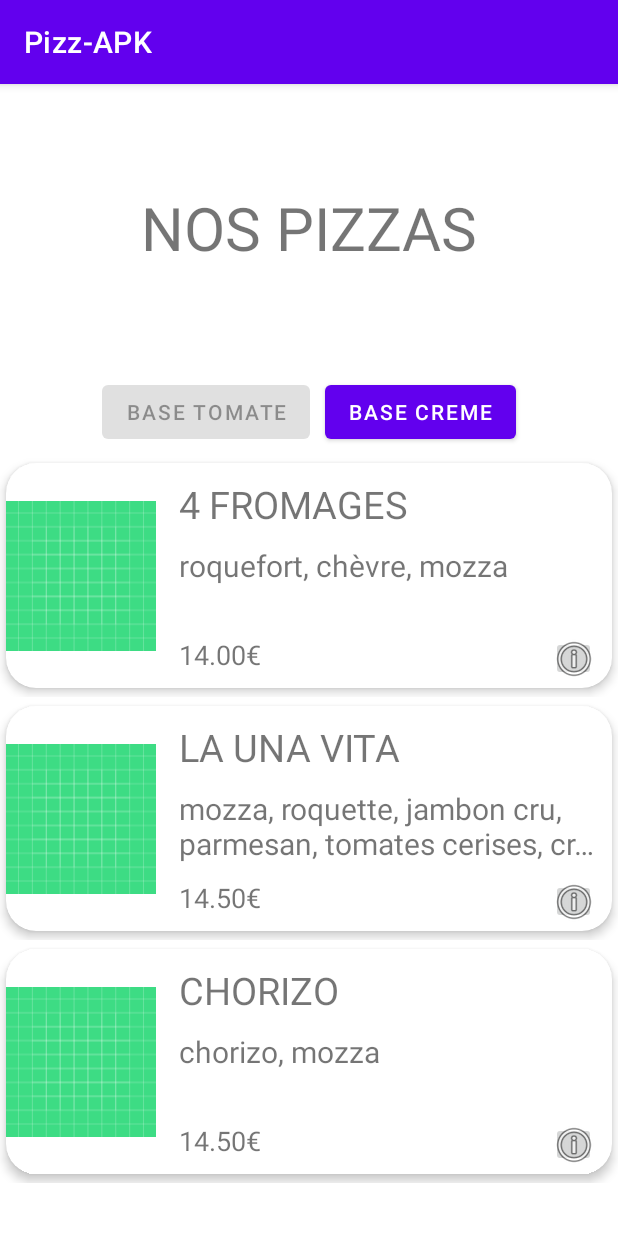
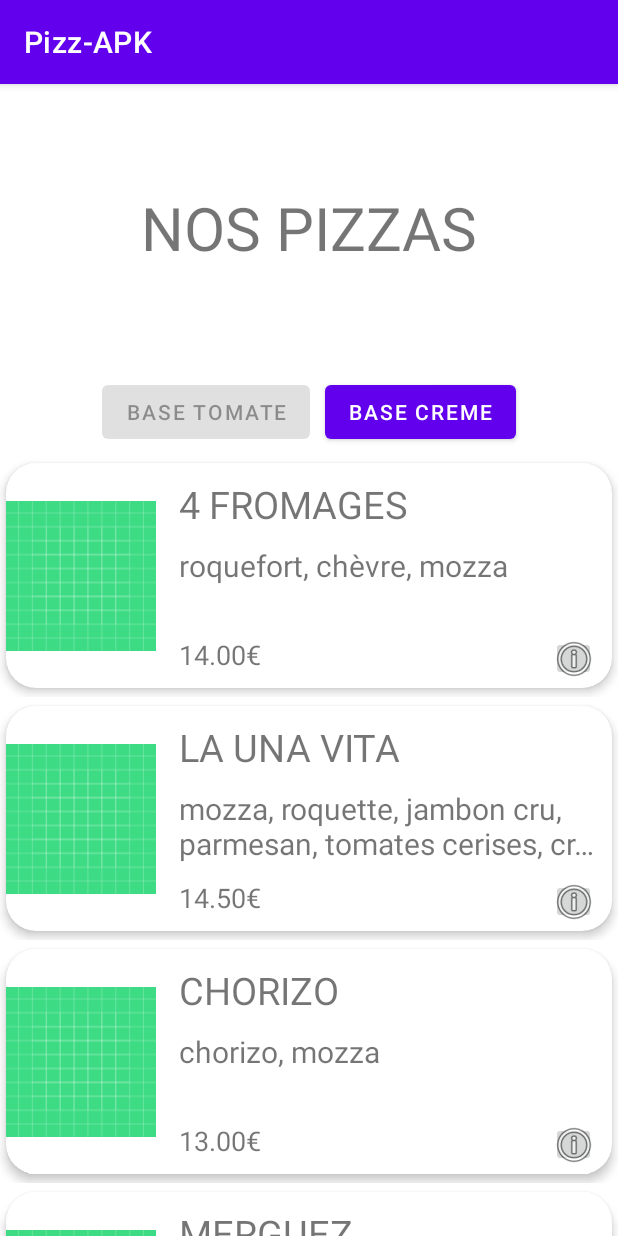
Before and after one commit to NIS5IL-Pizzapk/Pizz-APK, an Android app: the screen it shows after launch (ListePizzasActivity), after a tap on "PIZZAS (EN ATTENDANT DE FAIRE LA NAVIGAT", on a phone screen of 412 x 824 dp. Run offline under Robolectric (Android 15) with nearby library versions, the phone set to English and light mode, and no system bars.

Commit message:
FixPizzaList
La liste de pizzas fonctionne correctement en scrollant (promis ça marche pour de vrai cette fois, ça m'aura pris seulement 7h environ)

```diff
--- a/app/src/main/java/com/example/pizz_apk/adapters/ListePizzasAdapter.java
+++ b/app/src/main/java/com/example/pizz_apk/adapters/ListePizzasAdapter.java
@@ -15,6 +15,7 @@ import com.example.pizz_apk.models.PlatPropose;
 
 import java.util.ArrayList;
 import java.util.List;
+import java.util.Locale;
 
 public class ListePizzasAdapter extends RecyclerView.Adapter<ListePizzasAdapter.ListePizzasViewHolder>{
 
@@ -42,9 +43,9 @@ public class ListePizzasAdapter extends RecyclerView.Adapter<ListePizzasAdapter.
 
     @Override
     public void onBindViewHolder(@NonNull ListePizzasViewHolder holder, int position) {
-        binding.tvNomPizza.setText(pizzasList.get(position).getNom());
-        binding.tvDescriptionPizza.setText(pizzasList.get(position).getDescription());
-        binding.tvPrixPizza.setText(String.format("%.2f",pizzasList.get(position).getPrix())+"€");
+        holder.binding.tvNomPizza.setText(pizzasList.get(position).getNom());
+        holder.binding.tvDescriptionPizza.setText(pizzasList.get(position).getDescription());
+        holder.binding.tvPrixPizza.setText(String.format(Locale.getDefault(),"%.2f",pizzasList.get(position).getPrix())+"€");
     }
 
     @Override
@@ -68,6 +69,7 @@ public class ListePizzasAdapter extends RecyclerView.Adapter<ListePizzasAdapter.
 
         public ListePizzasViewHolder(@NonNull View itemView) {
             super(itemView);
+            binding = RvItemPizzaBinding.bind(itemView);
         }
     }
 
--- a/app/src/main/java/com/example/pizz_apk/models/TestData.java
+++ b/app/src/main/java/com/example/pizz_apk/models/TestData.java
@@ -10,6 +10,10 @@ public class TestData {
             new PlatPropose("Pizza","Flamme","lardons, oignons, mozza",14,new ArrayList<>(Arrays.asList(new Allergene("lait"),new Allergene("oeuf"))),new ArrayList<>(Arrays.asList(new Tag("Blanche")))),
             new PlatPropose("Pizza","La Una Vita","mozza, roquette, jambon cru, parmesan, tomates cerises, crème balsamique, huile d'olive",14.50F,new ArrayList<>(Arrays.asList(new Allergene("lait"),new Allergene("oeuf"))),new ArrayList<>(Arrays.asList(new Tag("Rouge")))),
             new PlatPropose("Pizza","Camembert","camembert(250g), jambon cru serrano, basilic, huile d'olive, mozza",14.50F,new ArrayList<>(Arrays.asList(new Allergene("lait"),new Allergene("oeuf"))),new ArrayList<>(Arrays.asList(new Tag("Blanche")))),
-            new PlatPropose("Pizza","Chorizo","chorizo, mozza",14.50F,new ArrayList<>(Arrays.asList(new Allergene("lait"),new Allergene("oeuf"))),new ArrayList<>(Arrays.asList(new Tag("Rouge"))))
+            new PlatPropose("Pizza","Chorizo","chorizo, mozza",13,new ArrayList<>(Arrays.asList(new Allergene("lait"),new Allergene("oeuf"))),new ArrayList<>(Arrays.asList(new Tag("Rouge")))),
+            new PlatPropose("Pizza","Merguez","merguez, oignon, poivrons, mozza",14,new ArrayList<>(Arrays.asList(new Allergene("lait"),new Allergene("oeuf"))),new ArrayList<>(Arrays.asList(new Tag("Rouge")))),
+            new PlatPropose("Pizza","Jambon","jambon, mozza",13,new ArrayList<>(Arrays.asList(new Allergene("lait"),new Allergene("oeuf"))),new ArrayList<>(Arrays.asList(new Tag("Rouge")))),
+            new PlatPropose("Pizza","Brandade","brandade, mozza",13,new ArrayList<>(Arrays.asList(new Allergene("lait"),new Allergene("oeuf"))),new ArrayList<>(Arrays.asList(new Tag("Blanche")))),
+            new PlatPropose("Pizza","Maya","chèvre, miel, mozza",13,new ArrayList<>(Arrays.asList(new Allergene("lait"),new Allergene("oeuf"))),new ArrayList<>(Arrays.asList(new Tag("Blanche"))))
             ));
 }
--- a/app/src/main/java/com/example/pizz_apk/viewmodels/ListePizzasViewModel.java
+++ b/app/src/main/java/com/example/pizz_apk/viewmodels/ListePizzasViewModel.java
@@ -9,32 +9,19 @@ import com.example.pizz_apk.models.TestData;
 
 import java.util.ArrayList;
 import java.util.List;
+import java.util.Objects;
 
 public class ListePizzasViewModel extends ViewModel {
 
     private int oldSize = 0;
-    private final List<PlatPropose> listPizza = new ArrayList<>();
     private final MutableLiveData<List<PlatPropose>> listPizzaLiveData = new MutableLiveData<>(new ArrayList<>());
     private boolean baseCreme = false;
 
-    public void setBase(String base, RecyclerView.Adapter adapter) {
-        int i = listPizza.size();
-        this.listPizza.clear();
-        adapter.notifyItemRangeRemoved(0, i);
-        this.listPizza.addAll(PlatPropose.getPlatsByTagNameFromList(TestData.listePizzas, base));
-        //this.listPizza.add(new PlatPropose("Pizza 1", "Pizza 1", "Pizza", 0, null, null));
-        adapter.notifyItemRangeInserted(0, listPizza.size());
-    }
-
     public void setBaseLD(String base) {
-        this.oldSize = listPizzaLiveData.getValue().size();
+        this.oldSize = Objects.requireNonNull(listPizzaLiveData.getValue()).size();
         //this.listPizzaLiveData.getValue().clear();
-        this.listPizzaLiveData.setValue(PlatPropose.getPlatsByTagNameFromList(TestData.listePizzas, base));
+        this.listPizzaLiveData.postValue(PlatPropose.getPlatsByTagNameFromList(TestData.listePizzas, base));
         //this.listPizzaLiveData.getValue().addAll(PlatPropose.getPlatsByTagNameFromList(TestData.listePizzas, base));
-    }
-
-    public List<PlatPropose> getListPizza() {
-        return listPizza;
     }
 
     public boolean isBaseCreme() {
```
